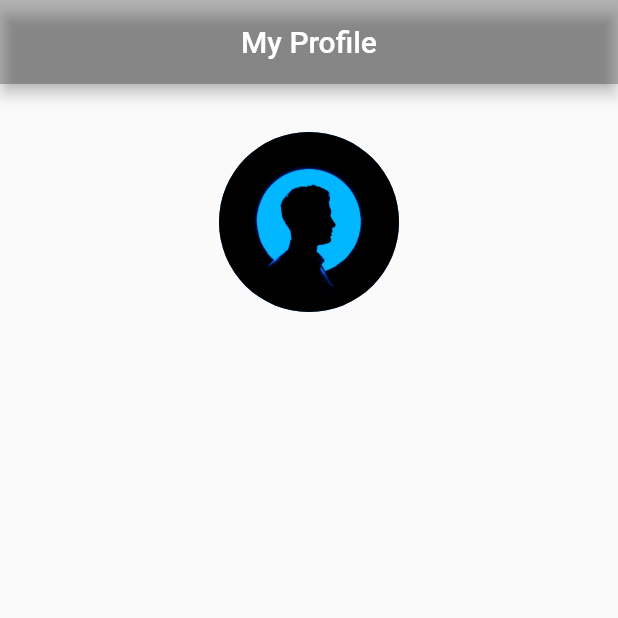
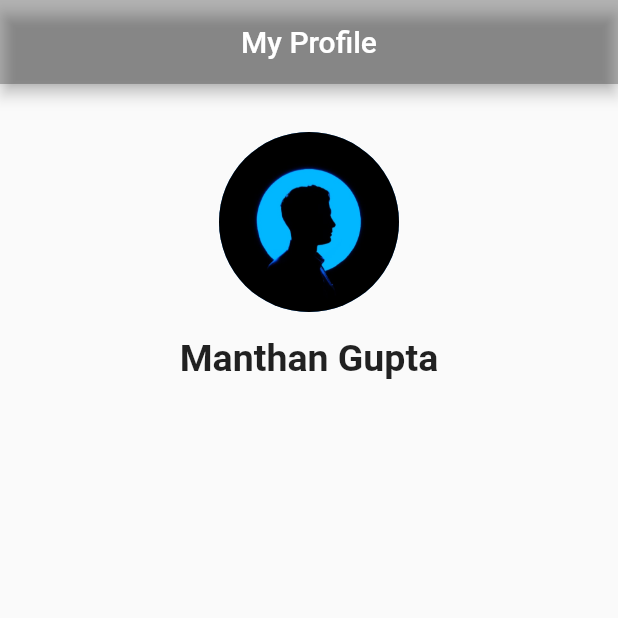
Before and after one commit to Manthan109/MyProfile-App, a Flutter app: the screen it shows after launch, on a phone screen of 412 x 824 dp, the top half of it. Run offline on Flutter 3.47's test engine with Material 2 defaults, Android fonts, the phone set to English and light mode, and no system bars.

Commit message:
Name added

```diff
--- a/lib/main.dart
+++ b/lib/main.dart
@@ -28,13 +28,23 @@ class MyHomePage extends StatelessWidget {
         child: Column(
           children: [
             Padding(
-              padding: EdgeInsets.only(top:32.0),
+              padding: EdgeInsets.only(top: 32.0),
               child: Center(
                 child: CircleAvatar(
                   radius: 60.0,
                   backgroundImage: AssetImage(
                     "assets/profile.jpg",
                   ),
+                ),
+              ),
+            ),
+            Padding(
+              padding: EdgeInsets.only(top:16.0),
+              child: Text(
+                "Manthan Gupta",
+                style: TextStyle(
+                  fontSize: 25.0,
+                  fontWeight: FontWeight.bold,
                 ),
               ),
             )
```
